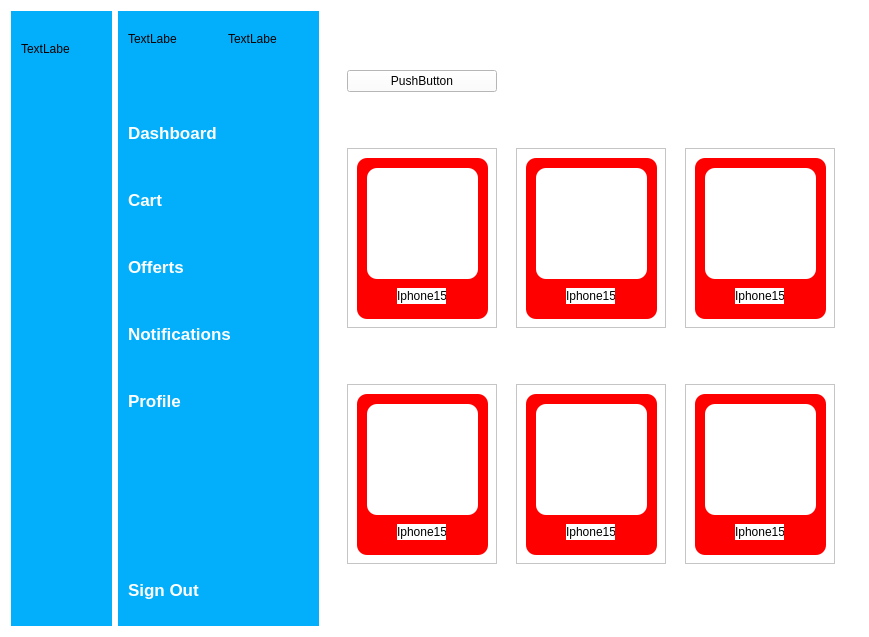
Qt form 3_Solution/Client/dashboard.ui (SabinGhost19/OOP-Project) before a commit.
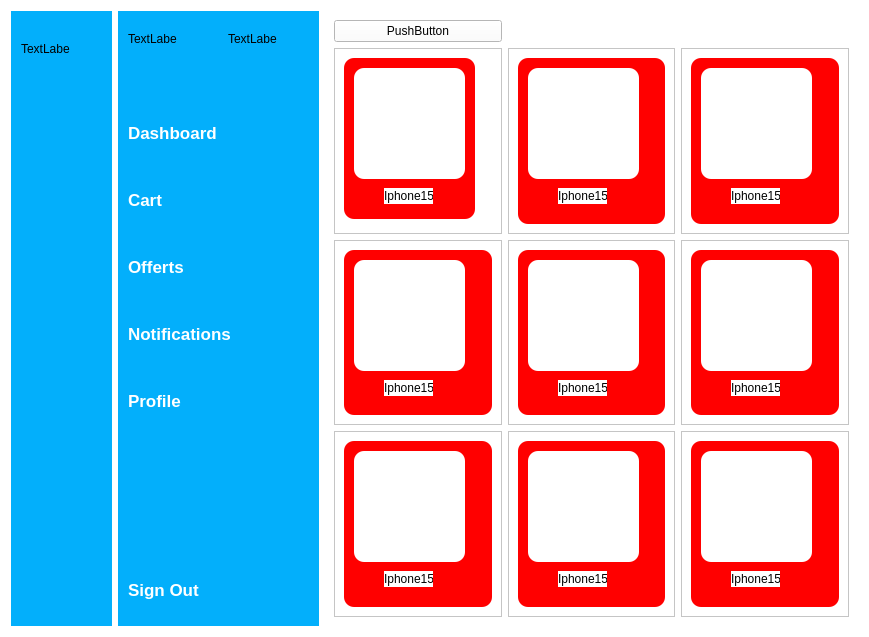
The same form after that commit. Icons and pictures are not drawn.

Diff of the .ui file:
```diff
--- a/3_Solution/Client/dashboard.ui
+++ b/3_Solution/Client/dashboard.ui
@@ -22,8 +22,156 @@
   <property name="styleSheet">
    <string notr="true">background-color:white;</string>
   </property>
-  <layout class="QGridLayout" name="gridLayout">
-   <item row="0" column="1">
+  <layout class="QHBoxLayout" name="horizontalLayout">
+   <item>
+    <widget class="QWidget" name="widget" native="true">
+     <property name="minimumSize">
+      <size>
+       <width>101</width>
+       <height>615</height>
+      </size>
+     </property>
+     <property name="maximumSize">
+      <size>
+       <width>101</width>
+       <height>1677721</height>
+      </size>
+     </property>
+     <property name="styleSheet">
+      <string notr="true">QWidget{
+background-color:rgb(3, 175, 251)
+}
+
+QPushButton{
+color:white;
+height:50px;
+border:none
+}</string>
+     </property>
+     <widget class="QLabel" name="label">
+      <property name="geometry">
+       <rect>
+        <x>10</x>
+        <y>30</y>
+        <width>49</width>
+        <height>16</height>
+       </rect>
+      </property>
+      <property name="text">
+       <string>TextLabel</string>
+      </property>
+     </widget>
+     <widget class="QPushButton" name="signout_short">
+      <property name="geometry">
+       <rect>
+        <x>10</x>
+        <y>550</y>
+        <width>80</width>
+        <height>58</height>
+       </rect>
+      </property>
+      <property name="baseSize">
+       <size>
+        <width>0</width>
+        <height>0</height>
+       </size>
+      </property>
+      <property name="text">
+       <string/>
+      </property>
+      <property name="checkable">
+       <bool>false</bool>
+      </property>
+      <property name="autoExclusive">
+       <bool>true</bool>
+      </property>
+     </widget>
+     <widget class="QWidget" name="layoutWidget">
+      <property name="geometry">
+       <rect>
+        <x>10</x>
+        <y>90</y>
+        <width>82</width>
+        <height>331</height>
+       </rect>
+      </property>
+      <layout class="QVBoxLayout" name="verticalLayout_2">
+       <item>
+        <widget class="QPushButton" name="dashboard_short">
+         <property name="text">
+          <string/>
+         </property>
+         <property name="checkable">
+          <bool>true</bool>
+         </property>
+         <property name="autoExclusive">
+          <bool>true</bool>
+         </property>
+        </widget>
+       </item>
+       <item>
+        <widget class="QPushButton" name="cart_short">
+         <property name="text">
+          <string/>
+         </property>
+         <property name="checkable">
+          <bool>true</bool>
+         </property>
+         <property name="autoExclusive">
+          <bool>true</bool>
+         </property>
+        </widget>
+       </item>
+       <item>
+        <widget class="QPushButton" name="offerts_short">
+         <property name="text">
+          <string/>
+         </property>
+         <property name="checkable">
+          <bool>true</bool>
+         </property>
+         <property name="autoExclusive">
+          <bool>true</bool>
+         </property>
+        </widget>
+       </item>
+       <item>
+        <widget class="QPushButton" name="notifications_short">
+         <property name="text">
+          <string/>
+         </property>
+         <property name="checkable">
+          <bool>true</bool>
+         </property>
+         <property name="autoExclusive">
+          <bool>true</bool>
+         </property>
+        </widget>
+       </item>
+       <item>
+        <widget class="QPushButton" name="profile_short">
+         <property name="baseSize">
+          <size>
+           <width>0</width>
+           <height>0</height>
+          </size>
+         </property>
+         <property name="text">
+          <string/>
+         </property>
+         <property name="checkable">
+          <bool>false</bool>
+         </property>
+         <property name="autoExclusive">
+          <bool>true</bool>
+         </property>
+        </widget>
+       </item>
+      </layout>
+     </widget>
+    </widget>
+   </item>
+   <item>
     <widget class="QWidget" name="widget_2" native="true">
      <property name="minimumSize">
       <size>
@@ -224,22 +372,9 @@
      </widget>
     </widget>
    </item>
-   <item row="0" column="2">
+   <item>
     <widget class="QWidget" name="widget_3" native="true">
-     <layout class="QGridLayout" name="gridLayout_2">
-      <item row="0" column="0">
-       <widget class="QPushButton" name="pushButton">
-        <property name="text">
-         <string>PushButton</string>
-        </property>
-        <property name="checkable">
-         <bool>true</bool>
-        </property>
-        <property name="autoExclusive">
-         <bool>true</bool>
-        </property>
-       </widget>
-      </item>
+     <layout class="QGridLayout" name="gridLayout">
       <item row="1" column="0">
        <widget class="QFrame" name="frame">
         <property name="minimumSize">
@@ -250,8 +385,8 @@
         </property>
         <property name="maximumSize">
          <size>
-          <width>150</width>
-          <height>180</height>
+          <width>300</width>
+          <height>330</height>
          </size>
         </property>
         <property name="frameShape">
@@ -283,37 +418,6 @@
           <string/>
          </property>
         </widget>
-        <widget class="QLabel" name="label_5">
-         <property name="geometry">
-          <rect>
-           <x>20</x>
-           <y>20</y>
-           <width>111</width>
-           <height>111</height>
-          </rect>
-         </property>
-         <property name="styleSheet">
-          <string notr="true">QLabel {
-    
-   
-    border-radius: 10px; /* Rotunjirea colțurilor la 10px */
-    padding: 5px; /* Spatiu intern pentru a evidentia textul */
-   
-}</string>
-         </property>
-         <property name="frameShadow">
-          <enum>QFrame::Plain</enum>
-         </property>
-         <property name="text">
-          <string/>
-         </property>
-         <property name="pixmap">
-          <pixmap>img/iphone15.webp</pixmap>
-         </property>
-         <property name="scaledContents">
-          <bool>true</bool>
-         </property>
-        </widget>
         <widget class="QLabel" name="label_6">
          <property name="geometry">
           <rect>
@@ -327,10 +431,41 @@
           <string>Iphone15</string>
          </property>
         </widget>
+        <widget class="QLabel" name="label_5">
+         <property name="geometry">
+          <rect>
+           <x>20</x>
+           <y>20</y>
+           <width>111</width>
+           <height>111</height>
+          </rect>
+         </property>
+         <property name="styleSheet">
+          <string notr="true">QLabel {
+    
+   
+    border-radius: 10px; /* Rotunjirea colțurilor la 10px */
+    padding: 5px; /* Spatiu intern pentru a evidentia textul */
+   
+}</string>
+         </property>
+         <property name="frameShadow">
+          <enum>QFrame::Plain</enum>
+         </property>
+         <property name="text">
+          <string/>
+         </property>
+         <property name="pixmap">
+          <pixmap>img/iphone15.webp</pixmap>
+         </property>
+         <property name="scaledContents">
+          <bool>true</bool>
+         </property>
+        </widget>
        </widget>
       </item>
-      <item row="1" column="1">
-       <widget class="QFrame" name="frame_2">
+      <item row="2" column="1">
+       <widget class="QFrame" name="frame_7">
         <property name="minimumSize">
          <size>
           <width>150</width>
@@ -339,8 +474,8 @@
         </property>
         <property name="maximumSize">
          <size>
-          <width>150</width>
-          <height>180</height>
+          <width>300</width>
+          <height>330</height>
          </size>
         </property>
         <property name="frameShape">
@@ -349,17 +484,11 @@
         <property name="frameShadow">
          <enum>QFrame::Raised</enum>
         </property>
-        <widget class="QLabel" name="label_7">
-         <property name="geometry">
-          <rect>
-           <x>10</x>
-           <y>10</y>
-           <width>131</width>
-           <height>161</height>
-          </rect>
-         </property>
-         <property name="styleSheet">
-          <string notr="true">QLabel {
+        <layout class="QGridLayout" name="gridLayout_5">
+         <item row="0" column="0">
+          <widget class="QLabel" name="label_22">
+           <property name="styleSheet">
+            <string notr="true">QLabel {
     background-color: red; /* Setează culoarea de fundal la roșu */
     color: white; /* Setează culoarea textului la alb */
     border-radius: 10px; /* Rotunjirea colțurilor la 10px */
@@ -367,12 +496,14 @@
     box-shadow: 2px 2px 5px rgba(128, 128, 128, 0.5); /* Adaugă umbra cu 5px blur */
 }
 </string>
-         </property>
-         <property name="text">
-          <string/>
-         </property>
-        </widget>
-        <widget class="QLabel" name="label_8">
+           </property>
+           <property name="text">
+            <string/>
+           </property>
+          </widget>
+         </item>
+        </layout>
+        <widget class="QLabel" name="label_23">
          <property name="geometry">
           <rect>
            <x>20</x>
@@ -403,7 +534,7 @@
           <bool>true</bool>
          </property>
         </widget>
-        <widget class="QLabel" name="label_9">
+        <widget class="QLabel" name="label_24">
          <property name="geometry">
           <rect>
            <x>50</x>
@@ -428,8 +559,8 @@
         </property>
         <property name="maximumSize">
          <size>
-          <width>150</width>
-          <height>180</height>
+          <width>300</width>
+          <height>330</height>
          </size>
         </property>
         <property name="frameShape">
@@ -438,17 +569,11 @@
         <property name="frameShadow">
          <enum>QFrame::Raised</enum>
         </property>
-        <widget class="QLabel" name="label_10">
-         <property name="geometry">
-          <rect>
-           <x>10</x>
-           <y>10</y>
-           <width>131</width>
-           <height>161</height>
-          </rect>
-         </property>
-         <property name="styleSheet">
-          <string notr="true">QLabel {
+        <layout class="QGridLayout" name="gridLayout_3">
+         <item row="0" column="0">
+          <widget class="QLabel" name="label_10">
+           <property name="styleSheet">
+            <string notr="true">QLabel {
     background-color: red; /* Setează culoarea de fundal la roșu */
     color: white; /* Setează culoarea textului la alb */
     border-radius: 10px; /* Rotunjirea colțurilor la 10px */
@@ -456,11 +581,13 @@
     box-shadow: 2px 2px 5px rgba(128, 128, 128, 0.5); /* Adaugă umbra cu 5px blur */
 }
 </string>
-         </property>
-         <property name="text">
-          <string/>
-         </property>
-        </widget>
+           </property>
+           <property name="text">
+            <string/>
+           </property>
+          </widget>
+         </item>
+        </layout>
         <widget class="QLabel" name="label_11">
          <property name="geometry">
           <rect>
@@ -507,6 +634,346 @@
         </widget>
        </widget>
       </item>
+      <item row="2" column="2">
+       <widget class="QFrame" name="frame_8">
+        <property name="minimumSize">
+         <size>
+          <width>150</width>
+          <height>180</height>
+         </size>
+        </property>
+        <property name="maximumSize">
+         <size>
+          <width>300</width>
+          <height>330</height>
+         </size>
+        </property>
+        <property name="frameShape">
+         <enum>QFrame::StyledPanel</enum>
+        </property>
+        <property name="frameShadow">
+         <enum>QFrame::Raised</enum>
+        </property>
+        <layout class="QGridLayout" name="gridLayout_6">
+         <item row="0" column="0">
+          <widget class="QLabel" name="label_25">
+           <property name="styleSheet">
+            <string notr="true">QLabel {
+    background-color: red; /* Setează culoarea de fundal la roșu */
+    color: white; /* Setează culoarea textului la alb */
+    border-radius: 10px; /* Rotunjirea colțurilor la 10px */
+    padding: 5px; /* Spatiu intern pentru a evidentia textul */
+    box-shadow: 2px 2px 5px rgba(128, 128, 128, 0.5); /* Adaugă umbra cu 5px blur */
+}
+</string>
+           </property>
+           <property name="text">
+            <string/>
+           </property>
+          </widget>
+         </item>
+        </layout>
+        <widget class="QLabel" name="label_26">
+         <property name="geometry">
+          <rect>
+           <x>20</x>
+           <y>20</y>
+           <width>111</width>
+           <height>111</height>
+          </rect>
+         </property>
+         <property name="styleSheet">
+          <string notr="true">QLabel {
+    
+   
+    border-radius: 10px; /* Rotunjirea colțurilor la 10px */
+    padding: 5px; /* Spatiu intern pentru a evidentia textul */
+   
+}</string>
+         </property>
+         <property name="frameShadow">
+          <enum>QFrame::Plain</enum>
+         </property>
+         <property name="text">
+          <string/>
+         </property>
+         <property name="pixmap">
+          <pixmap>img/iphone15.webp</pixmap>
+         </property>
+         <property name="scaledContents">
+          <bool>true</bool>
+         </property>
+        </widget>
+        <widget class="QLabel" name="label_27">
+         <property name="geometry">
+          <rect>
+           <x>50</x>
+           <y>140</y>
+           <width>49</width>
+           <height>16</height>
+          </rect>
+         </property>
+         <property name="text">
+          <string>Iphone15</string>
+         </property>
+        </widget>
+       </widget>
+      </item>
+      <item row="3" column="2">
+       <widget class="QFrame" name="frame_6">
+        <property name="minimumSize">
+         <size>
+          <width>150</width>
+          <height>180</height>
+         </size>
+        </property>
+        <property name="maximumSize">
+         <size>
+          <width>300</width>
+          <height>330</height>
+         </size>
+        </property>
+        <property name="frameShape">
+         <enum>QFrame::StyledPanel</enum>
+        </property>
+        <property name="frameShadow">
+         <enum>QFrame::Raised</enum>
+        </property>
+        <layout class="QGridLayout" name="gridLayout_9">
+         <item row="0" column="0">
+          <widget class="QLabel" name="label_19">
+           <property name="styleSheet">
+            <string notr="true">QLabel {
+    background-color: red; /* Setează culoarea de fundal la roșu */
+    color: white; /* Setează culoarea textului la alb */
+    border-radius: 10px; /* Rotunjirea colțurilor la 10px */
+    padding: 5px; /* Spatiu intern pentru a evidentia textul */
+    box-shadow: 2px 2px 5px rgba(128, 128, 128, 0.5); /* Adaugă umbra cu 5px blur */
+}
+</string>
+           </property>
+           <property name="text">
+            <string/>
+           </property>
+          </widget>
+         </item>
+        </layout>
+        <widget class="QLabel" name="label_20">
+         <property name="geometry">
+          <rect>
+           <x>20</x>
+           <y>20</y>
+           <width>111</width>
+           <height>111</height>
+          </rect>
+         </property>
+         <property name="styleSheet">
+          <string notr="true">QLabel {
+    
+   
+    border-radius: 10px; /* Rotunjirea colțurilor la 10px */
+    padding: 5px; /* Spatiu intern pentru a evidentia textul */
+   
+}</string>
+         </property>
+         <property name="frameShadow">
+          <enum>QFrame::Plain</enum>
+         </property>
+         <property name="text">
+          <string/>
+         </property>
+         <property name="pixmap">
+          <pixmap>img/iphone15.webp</pixmap>
+         </property>
+         <property name="scaledContents">
+          <bool>true</bool>
+         </property>
+        </widget>
+        <widget class="QLabel" name="label_21">
+         <property name="geometry">
+          <rect>
+           <x>50</x>
+           <y>140</y>
+           <width>49</width>
+           <height>16</height>
+          </rect>
+         </property>
+         <property name="text">
+          <string>Iphone15</string>
+         </property>
+        </widget>
+       </widget>
+      </item>
+      <item row="1" column="1">
+       <widget class="QFrame" name="frame_2">
+        <property name="minimumSize">
+         <size>
+          <width>150</width>
+          <height>180</height>
+         </size>
+        </property>
+        <property name="maximumSize">
+         <size>
+          <width>300</width>
+          <height>330</height>
+         </size>
+        </property>
+        <property name="frameShape">
+         <enum>QFrame::StyledPanel</enum>
+        </property>
+        <property name="frameShadow">
+         <enum>QFrame::Raised</enum>
+        </property>
+        <layout class="QGridLayout" name="gridLayout_2">
+         <item row="0" column="0">
+          <widget class="QLabel" name="label_7">
+           <property name="styleSheet">
+            <string notr="true">QLabel {
+    background-color: red; /* Setează culoarea de fundal la roșu */
+    color: white; /* Setează culoarea textului la alb */
+    border-radius: 10px; /* Rotunjirea colțurilor la 10px */
+    padding: 5px; /* Spatiu intern pentru a evidentia textul */
+    box-shadow: 2px 2px 5px rgba(128, 128, 128, 0.5); /* Adaugă umbra cu 5px blur */
+}
+</string>
+           </property>
+           <property name="text">
+            <string/>
+           </property>
+          </widget>
+         </item>
+        </layout>
+        <widget class="QLabel" name="label_8">
+         <property name="geometry">
+          <rect>
+           <x>20</x>
+           <y>20</y>
+           <width>111</width>
+           <height>111</height>
+          </rect>
+         </property>
+         <property name="styleSheet">
+          <string notr="true">QLabel {
+    
+   
+    border-radius: 10px; /* Rotunjirea colțurilor la 10px */
+    padding: 5px; /* Spatiu intern pentru a evidentia textul */
+   
+}</string>
+         </property>
+         <property name="frameShadow">
+          <enum>QFrame::Plain</enum>
+         </property>
+         <property name="text">
+          <string/>
+         </property>
+         <property name="pixmap">
+          <pixmap>img/iphone15.webp</pixmap>
+         </property>
+         <property name="scaledContents">
+          <bool>true</bool>
+         </property>
+        </widget>
+        <widget class="QLabel" name="label_9">
+         <property name="geometry">
+          <rect>
+           <x>50</x>
+           <y>140</y>
+           <width>49</width>
+           <height>16</height>
+          </rect>
+         </property>
+         <property name="text">
+          <string>Iphone15</string>
+         </property>
+        </widget>
+       </widget>
+      </item>
+      <item row="3" column="0">
+       <widget class="QFrame" name="frame_9">
+        <property name="minimumSize">
+         <size>
+          <width>150</width>
+          <height>180</height>
+         </size>
+        </property>
+        <property name="maximumSize">
+         <size>
+          <width>300</width>
+          <height>330</height>
+         </size>
+        </property>
+        <property name="frameShape">
+         <enum>QFrame::StyledPanel</enum>
+        </property>
+        <property name="frameShadow">
+         <enum>QFrame::Raised</enum>
+        </property>
+        <layout class="QGridLayout" name="gridLayout_7">
+         <item row="0" column="0">
+          <widget class="QLabel" name="label_28">
+           <property name="styleSheet">
+            <string notr="true">QLabel {
+    background-color: red; /* Setează culoarea de fundal la roșu */
+    color: white; /* Setează culoarea textului la alb */
+    border-radius: 10px; /* Rotunjirea colțurilor la 10px */
+    padding: 5px; /* Spatiu intern pentru a evidentia textul */
+    box-shadow: 2px 2px 5px rgba(128, 128, 128, 0.5); /* Adaugă umbra cu 5px blur */
+}
+</string>
+           </property>
+           <property name="text">
+            <string/>
+           </property>
+          </widget>
+         </item>
+        </layout>
+        <widget class="QLabel" name="label_29">
+         <property name="geometry">
+          <rect>
+           <x>20</x>
+           <y>20</y>
+           <width>111</width>
+           <height>111</height>
+          </rect>
+         </property>
+         <property name="styleSheet">
+          <string notr="true">QLabel {
+    
+   
+    border-radius: 10px; /* Rotunjirea colțurilor la 10px */
+    padding: 5px; /* Spatiu intern pentru a evidentia textul */
+   
+}</string>
+         </property>
+         <property name="frameShadow">
+          <enum>QFrame::Plain</enum>
+         </property>
+         <property name="text">
+          <string/>
+         </property>
+         <property name="pixmap">
+          <pixmap>img/iphone15.webp</pixmap>
+         </property>
+         <property name="scaledContents">
+          <bool>true</bool>
+         </property>
+        </widget>
+        <widget class="QLabel" name="label_30">
+         <property name="geometry">
+          <rect>
+           <x>50</x>
+           <y>140</y>
+           <width>49</width>
+           <height>16</height>
+          </rect>
+         </property>
+         <property name="text">
+          <string>Iphone15</string>
+         </property>
+        </widget>
+       </widget>
+      </item>
       <item row="2" column="0">
        <widget class="QFrame" name="frame_4">
         <property name="minimumSize">
@@ -517,8 +984,8 @@
         </property>
         <property name="maximumSize">
          <size>
-          <width>150</width>
-          <height>180</height>
+          <width>300</width>
+          <height>330</height>
          </size>
         </property>
         <property name="frameShape">
@@ -527,17 +994,11 @@
         <property name="frameShadow">
          <enum>QFrame::Raised</enum>
         </property>
-        <widget class="QLabel" name="label_13">
-         <property name="geometry">
-          <rect>
-           <x>10</x>
-           <y>10</y>
-           <width>131</width>
-           <height>161</height>
-          </rect>
-         </property>
-         <property name="styleSheet">
-          <string notr="true">QLabel {
+        <layout class="QGridLayout" name="gridLayout_4">
+         <item row="0" column="0">
+          <widget class="QLabel" name="label_13">
+           <property name="styleSheet">
+            <string notr="true">QLabel {
     background-color: red; /* Setează culoarea de fundal la roșu */
     color: white; /* Setează culoarea textului la alb */
     border-radius: 10px; /* Rotunjirea colțurilor la 10px */
@@ -545,11 +1006,13 @@
     box-shadow: 2px 2px 5px rgba(128, 128, 128, 0.5); /* Adaugă umbra cu 5px blur */
 }
 </string>
-         </property>
-         <property name="text">
-          <string/>
-         </property>
-        </widget>
+           </property>
+           <property name="text">
+            <string/>
+           </property>
+          </widget>
+         </item>
+        </layout>
         <widget class="QLabel" name="label_14">
          <property name="geometry">
           <rect>
@@ -596,7 +1059,20 @@
         </widget>
        </widget>
       </item>
-      <item row="2" column="1">
+      <item row="0" column="0">
+       <widget class="QPushButton" name="pushButton">
+        <property name="text">
+         <string>PushButton</string>
+        </property>
+        <property name="checkable">
+         <bool>true</bool>
+        </property>
+        <property name="autoExclusive">
+         <bool>true</bool>
+        </property>
+       </widget>
+      </item>
+      <item row="3" column="1">
        <widget class="QFrame" name="frame_5">
         <property name="minimumSize">
          <size>
@@ -606,8 +1082,8 @@
         </property>
         <property name="maximumSize">
          <size>
-          <width>150</width>
-          <height>180</height>
+          <width>300</width>
+          <height>330</height>
          </size>
         </property>
         <property name="frameShape">
@@ -616,17 +1092,11 @@
         <property name="frameShadow">
          <enum>QFrame::Raised</enum>
         </property>
-        <widget class="QLabel" name="label_16">
-         <property name="geometry">
-          <rect>
-           <x>10</x>
-           <y>10</y>
-           <width>131</width>
-           <height>161</height>
-          </rect>
-         </property>
-         <property name="styleSheet">
-          <string notr="true">QLabel {
+        <layout class="QGridLayout" name="gridLayout_8">
+         <item row="0" column="0">
+          <widget class="QLabel" name="label_16">
+           <property name="styleSheet">
+            <string notr="true">QLabel {
     background-color: red; /* Setează culoarea de fundal la roșu */
     color: white; /* Setează culoarea textului la alb */
     border-radius: 10px; /* Rotunjirea colțurilor la 10px */
@@ -634,11 +1104,13 @@
     box-shadow: 2px 2px 5px rgba(128, 128, 128, 0.5); /* Adaugă umbra cu 5px blur */
 }
 </string>
-         </property>
-         <property name="text">
-          <string/>
-         </property>
-        </widget>
+           </property>
+           <property name="text">
+            <string/>
+           </property>
+          </widget>
+         </item>
+        </layout>
         <widget class="QLabel" name="label_17">
          <property name="geometry">
           <rect>
@@ -685,246 +1157,9 @@
         </widget>
        </widget>
       </item>
-      <item row="2" column="2">
-       <widget class="QFrame" name="frame_6">
-        <property name="minimumSize">
-         <size>
-          <width>150</width>
-          <height>180</height>
-         </size>
-        </property>
-        <property name="maximumSize">
-         <size>
-          <width>150</width>
-          <height>180</height>
-         </size>
-        </property>
-        <property name="frameShape">
-         <enum>QFrame::StyledPanel</enum>
-        </property>
-        <property name="frameShadow">
-         <enum>QFrame::Raised</enum>
-        </property>
-        <widget class="QLabel" name="label_19">
-         <property name="geometry">
-          <rect>
-           <x>10</x>
-           <y>10</y>
-           <width>131</width>
-           <height>161</height>
-          </rect>
-         </property>
-         <property name="styleSheet">
-          <string notr="true">QLabel {
-    background-color: red; /* Setează culoarea de fundal la roșu */
-    color: white; /* Setează culoarea textului la alb */
-    border-radius: 10px; /* Rotunjirea colțurilor la 10px */
-    padding: 5px; /* Spatiu intern pentru a evidentia textul */
-    box-shadow: 2px 2px 5px rgba(128, 128, 128, 0.5); /* Adaugă umbra cu 5px blur */
-}
-</string>
-         </property>
-         <property name="text">
-          <string/>
-         </property>
-        </widget>
-        <widget class="QLabel" name="label_20">
-         <property name="geometry">
-          <rect>
-           <x>20</x>
-           <y>20</y>
-           <width>111</width>
-           <height>111</height>
-          </rect>
-         </property>
-         <property name="styleSheet">
-          <string notr="true">QLabel {
-    
-   
-    border-radius: 10px; /* Rotunjirea colțurilor la 10px */
-    padding: 5px; /* Spatiu intern pentru a evidentia textul */
-   
-}</string>
-         </property>
-         <property name="frameShadow">
-          <enum>QFrame::Plain</enum>
-         </property>
-         <property name="text">
-          <string/>
-         </property>
-         <property name="pixmap">
-          <pixmap>img/iphone15.webp</pixmap>
-         </property>
-         <property name="scaledContents">
-          <bool>true</bool>
-         </property>
-        </widget>
-        <widget class="QLabel" name="label_21">
-         <property name="geometry">
-          <rect>
-           <x>50</x>
-           <y>140</y>
-           <width>49</width>
-           <height>16</height>
-          </rect>
-         </property>
-         <property name="text">
-          <string>Iphone15</string>
-         </property>
-        </widget>
-       </widget>
-      </item>
      </layout>
     </widget>
    </item>
-   <item row="0" column="0">
-    <widget class="QWidget" name="widget" native="true">
-     <property name="minimumSize">
-      <size>
-       <width>101</width>
-       <height>615</height>
-      </size>
-     </property>
-     <property name="maximumSize">
-      <size>
-       <width>101</width>
-       <height>1677721</height>
-      </size>
-     </property>
-     <property name="styleSheet">
-      <string notr="true">QWidget{
-background-color:rgb(3, 175, 251)
-}
-
-QPushButton{
-color:white;
-height:50px;
-border:none
-}</string>
-     </property>
-     <widget class="QLabel" name="label">
-      <property name="geometry">
-       <rect>
-        <x>10</x>
-        <y>30</y>
-        <width>49</width>
-        <height>16</height>
-       </rect>
-      </property>
-      <property name="text">
-       <string>TextLabel</string>
-      </property>
-     </widget>
-     <widget class="QPushButton" name="signout_short">
-      <property name="geometry">
-       <rect>
-        <x>10</x>
-        <y>550</y>
-        <width>80</width>
-        <height>58</height>
-       </rect>
-      </property>
-      <property name="baseSize">
-       <size>
-        <width>0</width>
-        <height>0</height>
-       </size>
-      </property>
-      <property name="text">
-       <string/>
-      </property>
-      <property name="checkable">
-       <bool>false</bool>
-      </property>
-      <property name="autoExclusive">
-       <bool>true</bool>
-      </property>
-     </widget>
-     <widget class="QWidget" name="layoutWidget">
-      <property name="geometry">
-       <rect>
-        <x>10</x>
-        <y>90</y>
-        <width>82</width>
-        <height>331</height>
-       </rect>
-      </property>
-      <layout class="QVBoxLayout" name="verticalLayout_2">
-       <item>
-        <widget class="QPushButton" name="dashboard_short">
-         <property name="text">
-          <string/>
-         </property>
-         <property name="checkable">
-          <bool>true</bool>
-         </property>
-         <property name="autoExclusive">
-          <bool>true</bool>
-         </property>
-        </widget>
-       </item>
-       <item>
-        <widget class="QPushButton" name="cart_short">
-         <property name="text">
-          <string/>
-         </property>
-         <property name="checkable">
-          <bool>true</bool>
-         </property>
-         <property name="autoExclusive">
-          <bool>true</bool>
-         </property>
-        </widget>
-       </item>
-       <item>
-        <widget class="QPushButton" name="offerts_short">
-         <property name="text">
-          <string/>
-         </property>
-         <property name="checkable">
-          <bool>true</bool>
-         </property>
-         <property name="autoExclusive">
-          <bool>true</bool>
-         </property>
-        </widget>
-       </item>
-       <item>
-        <widget class="QPushButton" name="notifications_short">
-         <property name="text">
-          <string/>
-         </property>
-         <property name="checkable">
-          <bool>true</bool>
-         </property>
-         <property name="autoExclusive">
-          <bool>true</bool>
-         </property>
-        </widget>
-       </item>
-       <item>
-        <widget class="QPushButton" name="profile_short">
-         <property name="baseSize">
-          <size>
-           <width>0</width>
-           <height>0</height>
-          </size>
-         </property>
-         <property name="text">
-          <string/>
-         </property>
-         <property name="checkable">
-          <bool>false</bool>
-         </property>
-         <property name="autoExclusive">
-          <bool>true</bool>
-         </property>
-        </widget>
-       </item>
-      </layout>
-     </widget>
-    </widget>
-   </item>
   </layout>
  </widget>
  <resources/>
```
